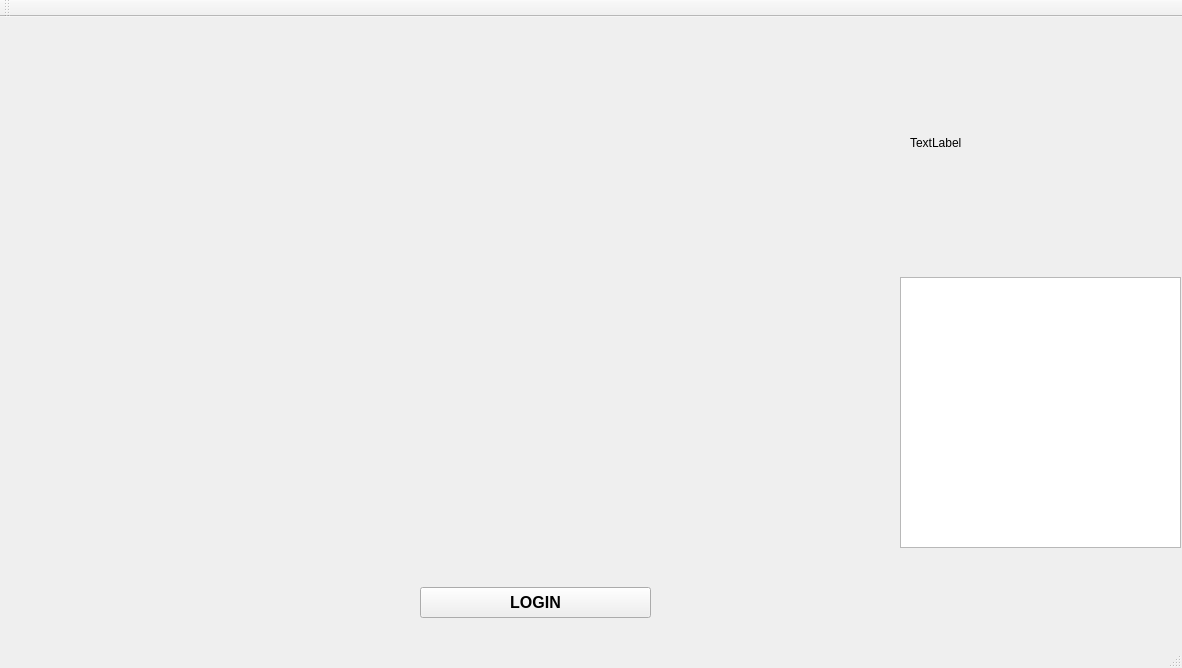
Qt form mainwindow.ui (stoic1979/SocialDashboard) before a commit.
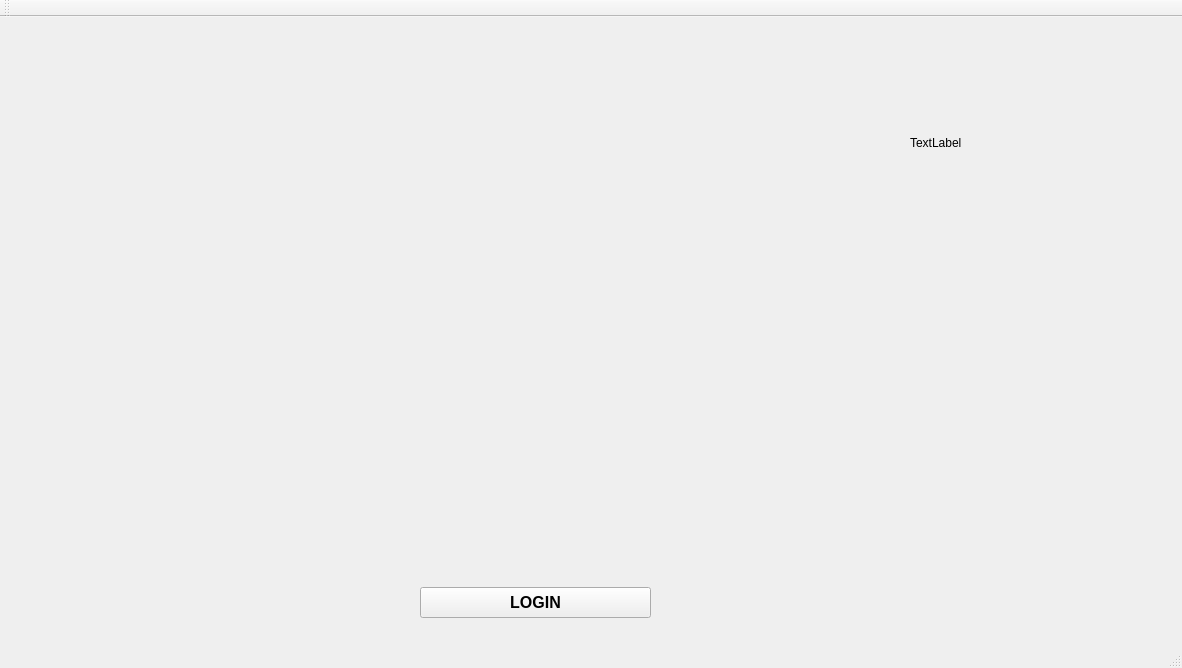
The same form after that commit.

Diff of the .ui file:
```diff
--- a/mainwindow.ui
+++ b/mainwindow.ui
@@ -44,16 +44,6 @@
      </rect>
     </property>
    </widget>
-   <widget class="QGraphicsView" name="graphicsView">
-    <property name="geometry">
-     <rect>
-      <x>900</x>
-      <y>260</y>
-      <width>281</width>
-      <height>271</height>
-     </rect>
-    </property>
-   </widget>
    <widget class="QLabel" name="label">
     <property name="geometry">
      <rect>
```
